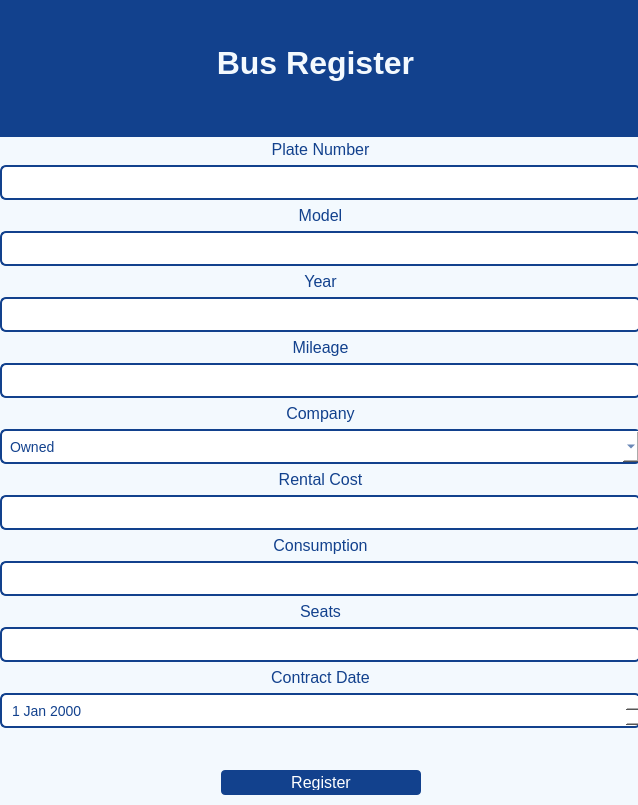
Dimalko/telo2, file ui/BusesRegister.ui: the form before one commit.
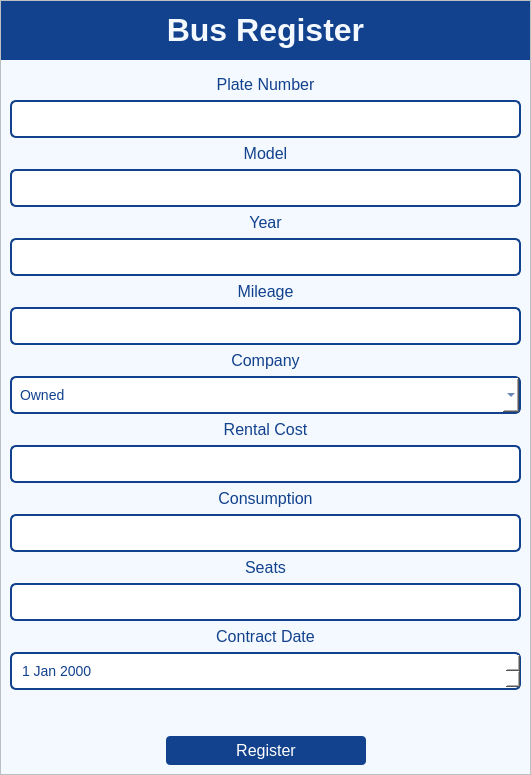
The form after the commit.

The edit to the form file:
```diff
--- a/ui/BusesRegister.ui
+++ b/ui/BusesRegister.ui
@@ -6,10 +6,22 @@
    <rect>
     <x>0</x>
     <y>0</y>
-    <width>638</width>
-    <height>805</height>
+    <width>531</width>
+    <height>775</height>
    </rect>
   </property>
+  <property name="minimumSize">
+   <size>
+    <width>531</width>
+    <height>300</height>
+   </size>
+  </property>
+  <property name="maximumSize">
+   <size>
+    <width>531</width>
+    <height>16777215</height>
+   </size>
+  </property>
   <property name="windowTitle">
    <string>Buses</string>
   </property>
@@ -23,7 +35,6 @@
 color: rgb(18, 65, 141);
 font-size:16px;
 padding-bottom: 0px;
-text-align: center;
 }
 
 QLineEdit{
@@ -36,6 +47,16 @@
 font-size:14px;
 }
 
+QComboBox{
+	background-color: rgb(255, 255, 255);
+	border: 2px solid; 
+	border-radius: 6px; 
+	border-color:rgb(18, 65, 141);
+	padding: 8px;
+	color: rgb(18, 65, 141);
+	font-size:14px;
+}
+
 QPushButton{
 color:#fff;
 border: 0px;
@@ -47,18 +68,93 @@
 
 QPushButton:hover{
 background-color: rgb(47, 142, 228);
+}
+
+QScrollBar:vertical {
+    border: none;
+    background: rgb(230, 222, 255);  /* Background color of the scrollbar track */
+    width: 12px;  /* Thickness of the scrollbar */
+}
+
+QScrollBar::handle:vertical {
+    background: rgb(18, 65, 141);
+    min-width: 20px; /* Minimum width of the handle */
+    border-radius: 6px; /* Rounded edges */
+}
+
+QScrollBar::handle:vertical:hover {
+    background: #74b9ff; /* Lighter color when hovered */
+}
+
+QScrollBar::add-line:vertical, QScrollBar::sub-line:vertical {
+    background: none; /* Removes the small arrow buttons */
+}
+
+QScrollBar::add-page:vertical, QScrollBar::sub-page:vertical {
+    background: none; /* Keeps empty space color same */
 }</string>
   </property>
   <widget class="QWidget" name="centralwidget">
+   <layout class="QVBoxLayout" name="verticalLayout_2">
+    <property name="leftMargin">
+     <number>0</number>
+    </property>
+    <property name="topMargin">
+     <number>0</number>
+    </property>
+    <property name="rightMargin">
+     <number>0</number>
+    </property>
+    <property name="bottomMargin">
+     <number>0</number>
+    </property>
+    <item>
+     <widget class="QWidget" name="widget" native="true">
+      <property name="styleSheet">
+       <string notr="true"/>
+      </property>
+      <layout class="QVBoxLayout" name="verticalLayout">
+       <property name="leftMargin">
+        <number>0</number>
+       </property>
+       <property name="topMargin">
+        <number>0</number>
+       </property>
+       <property name="rightMargin">
+        <number>0</number>
+       </property>
+       <property name="bottomMargin">
+        <number>0</number>
+       </property>
+       <item>
+        <widget class="QScrollArea" name="scrollArea">
+         <property name="widgetResizable">
+          <bool>true</bool>
+         </property>
+         <widget class="QWidget" name="scrollAreaWidgetContents">
+          <property name="geometry">
+           <rect>
+            <x>0</x>
+            <y>0</y>
+            <width>517</width>
+            <height>784</height>
+           </rect>
+          </property>
+          <layout class="QVBoxLayout" name="verticalLayout_3" stretch="0,0">
+           <property name="leftMargin">
+            <number>0</number>
+           </property>
+           <property name="topMargin">
+            <number>0</number>
+           </property>
+           <property name="rightMargin">
+            <number>0</number>
+           </property>
+           <property name="bottomMargin">
+            <number>0</number>
+           </property>
+           <item>
    <widget class="QWidget" name="labelWidget" native="true">
-    <property name="geometry">
-     <rect>
-      <x>-10</x>
-      <y>-10</y>
-      <width>651</width>
-      <height>147</height>
-     </rect>
-    </property>
     <property name="styleSheet">
      <string notr="true">background-color: rgb(18, 65, 141);</string>
     </property>
@@ -75,19 +171,10 @@
      </item>
     </layout>
    </widget>
-   <widget class="QWidget" name="widget" native="true">
-    <property name="geometry">
-     <rect>
-      <x>0</x>
-      <y>140</y>
-      <width>641</width>
-      <height>659</height>
-     </rect>
-    </property>
-    <property name="styleSheet">
-     <string notr="true"/>
-    </property>
-    <layout class="QVBoxLayout" name="verticalLayout">
+           </item>
+           <item>
+            <widget class="QWidget" name="widget_2" native="true">
+             <layout class="QVBoxLayout" name="verticalLayout_4">
      <item>
       <widget class="QLabel" name="PlateNumberLabel">
        <property name="text">
@@ -324,6 +411,15 @@
      </item>
     </layout>
    </widget>
+           </item>
+          </layout>
+         </widget>
+        </widget>
+       </item>
+      </layout>
+     </widget>
+    </item>
+   </layout>
   </widget>
  </widget>
  <resources/>
```
Lines whose indentation alone changed are shown as unchanged.
